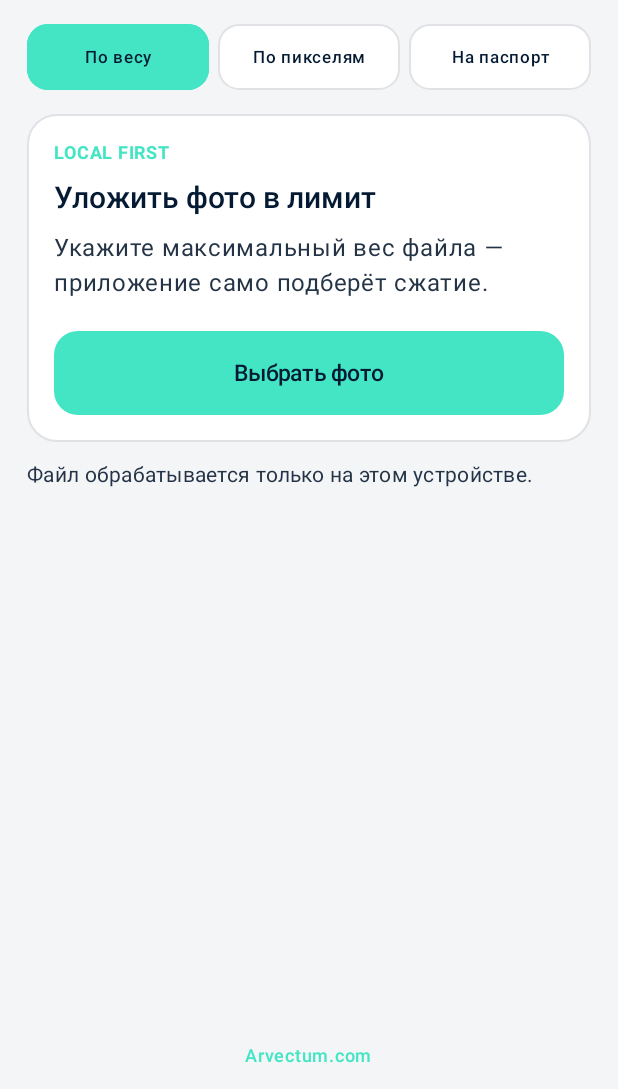
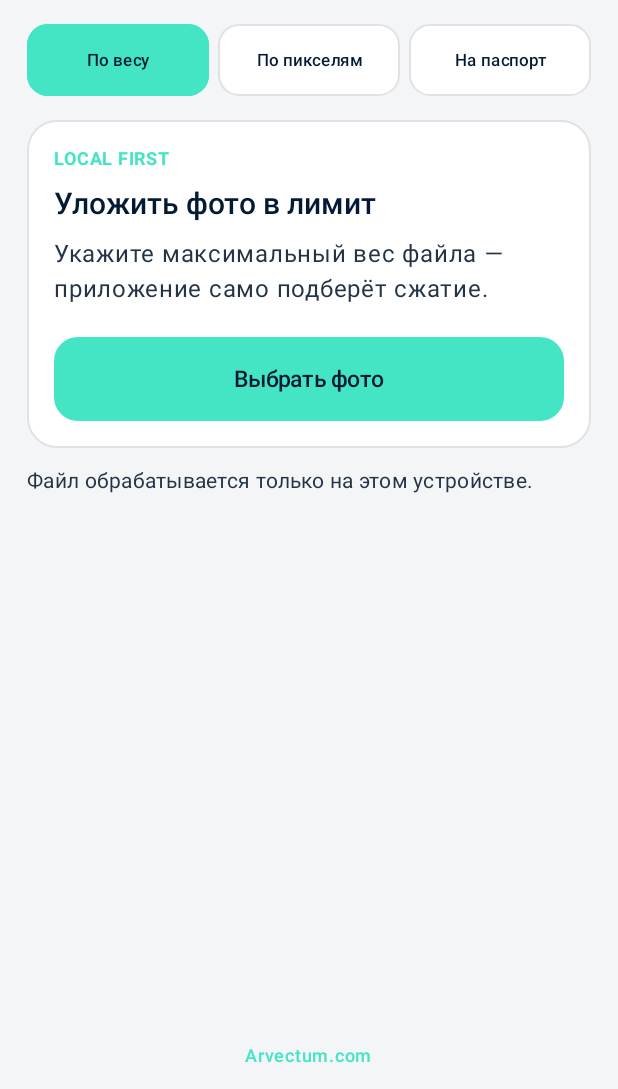
Before and after one commit to arvectum2/arvectum-tools, an Android app built with Jetpack Compose: the screen it shows after launch (MainActivity), on a phone screen of 412 x 824 dp, the part 147-1236 px from its top. Run offline under Robolectric (Android 15) with nearby library versions, the light colour scheme and no system bars.

Commit message:
ui: harden responsive mode selector accessibility

```diff
--- a/app/src/main/java/ru/arvectum/tools/tosize/ui/BrandComponents.kt
+++ b/app/src/main/java/ru/arvectum/tools/tosize/ui/BrandComponents.kt
@@ -26,6 +26,10 @@ import androidx.compose.ui.Alignment
 import androidx.compose.ui.Modifier
 import androidx.compose.ui.graphics.Color
 import androidx.compose.ui.layout.ContentScale
+import androidx.compose.ui.semantics.Role
+import androidx.compose.ui.semantics.role
+import androidx.compose.ui.semantics.selected
+import androidx.compose.ui.semantics.semantics
 import androidx.compose.ui.res.painterResource
 import androidx.compose.ui.text.font.FontWeight
 import androidx.compose.ui.text.style.TextAlign
@@ -137,7 +141,12 @@ private fun ModeButton(
     Surface(
         onClick = onClick,
         enabled = enabled,
-        modifier = modifier.height(44.dp),
+        modifier = modifier
+            .height(48.dp)
+            .semantics {
+                this.selected = selected
+                role = Role.Tab
+            },
         shape = RoundedCornerShape(14.dp),
         color = background,
         contentColor = foreground,
@@ -147,7 +156,7 @@ private fun ModeButton(
             Text(
                 text = label,
                 modifier = Modifier.padding(horizontal = 4.dp),
-                fontSize = 11.5.sp,
+                fontSize = 11.sp,
                 fontWeight = FontWeight.SemiBold,
                 textAlign = TextAlign.Center,
                 maxLines = 1,
```
